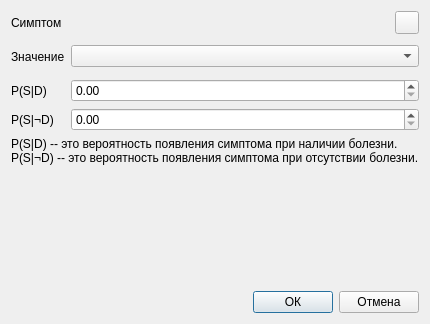
This is src/diagnosis_rules/ruleitemeditdialog.ui in megakoko/m-system as Qt 5 draws it before an edit. The edited form follows.
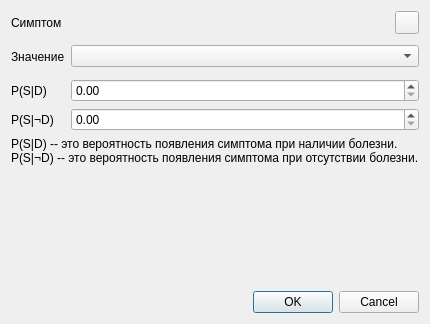
This is the edited form.

Commit message: Заменил кнопки "ОК - Отмена" в диалоговых окнах на стандартный виджет QDialogButtonBox.

What changed in the file:
```diff
--- a/src/diagnosis_rules/ruleitemeditdialog.ui
+++ b/src/diagnosis_rules/ruleitemeditdialog.ui
@@ -158,35 +158,11 @@
     </spacer>
    </item>
    <item>
-    <layout class="QHBoxLayout" name="horizontalLayout_2">
-     <item>
-      <spacer name="horizontalSpacer">
-       <property name="orientation">
-        <enum>Qt::Horizontal</enum>
-       </property>
-       <property name="sizeHint" stdset="0">
-        <size>
-         <width>40</width>
-         <height>20</height>
-        </size>
-       </property>
-      </spacer>
-     </item>
-     <item>
-      <widget class="QPushButton" name="m_ok">
-       <property name="text">
-        <string>ОК</string>
-       </property>
-      </widget>
-     </item>
-     <item>
-      <widget class="QPushButton" name="m_cancel">
-       <property name="text">
-        <string>Отмена</string>
-       </property>
-      </widget>
-     </item>
-    </layout>
+    <widget class="QDialogButtonBox" name="m_buttonBox">
+     <property name="standardButtons">
+      <set>QDialogButtonBox::Cancel|QDialogButtonBox::Ok</set>
+     </property>
+    </widget>
    </item>
   </layout>
  </widget>
```
The commit also changes 19 other files.
